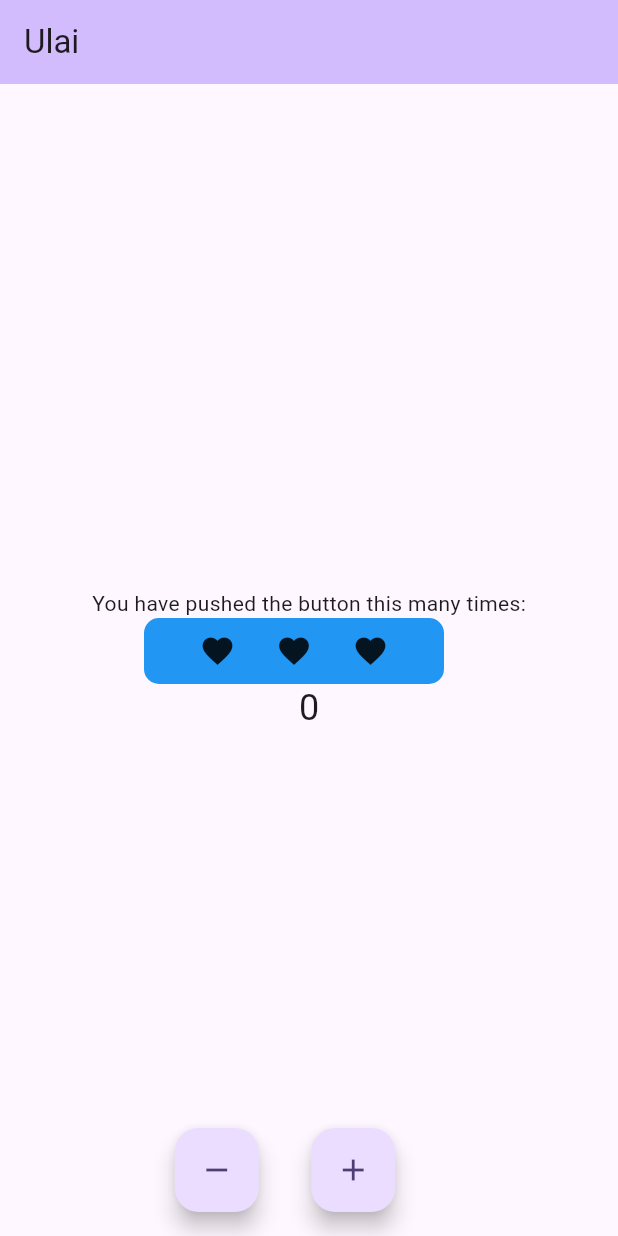
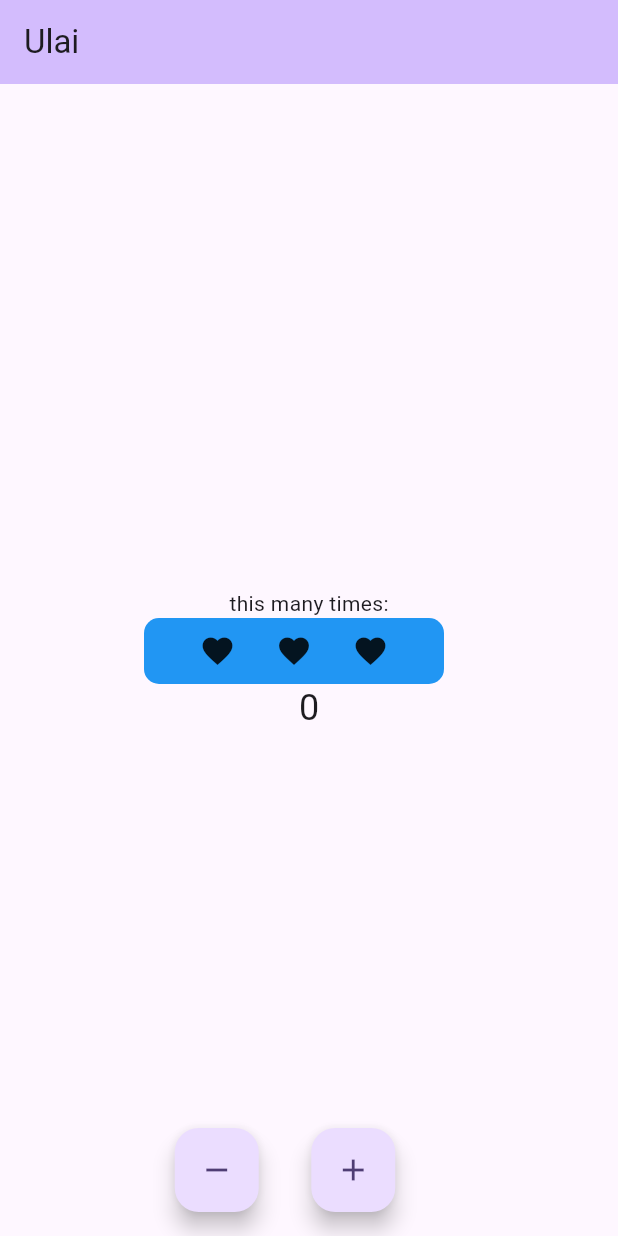
Before and after one commit to salman-ctrl/flutter-landingPage, a Flutter app: the screen it shows after launch, on a phone screen of 412 x 824 dp. Run offline on Flutter 3.47's test engine with Material 3 defaults, Android fonts, the phone set to English and light mode, and no system bars.

Commit message:
edit dikit

```diff
--- a/lib/main.dart
+++ b/lib/main.dart
@@ -54,7 +54,7 @@ class _MyHomePageState extends State<MyHomePage> {
         child: Column(
           mainAxisAlignment: MainAxisAlignment.center,
           children: <Widget>[
-            const Text('You have pushed the button this many times:'),
+            const Text('this many times:'),
 
             Container(
               width: 200,
```
